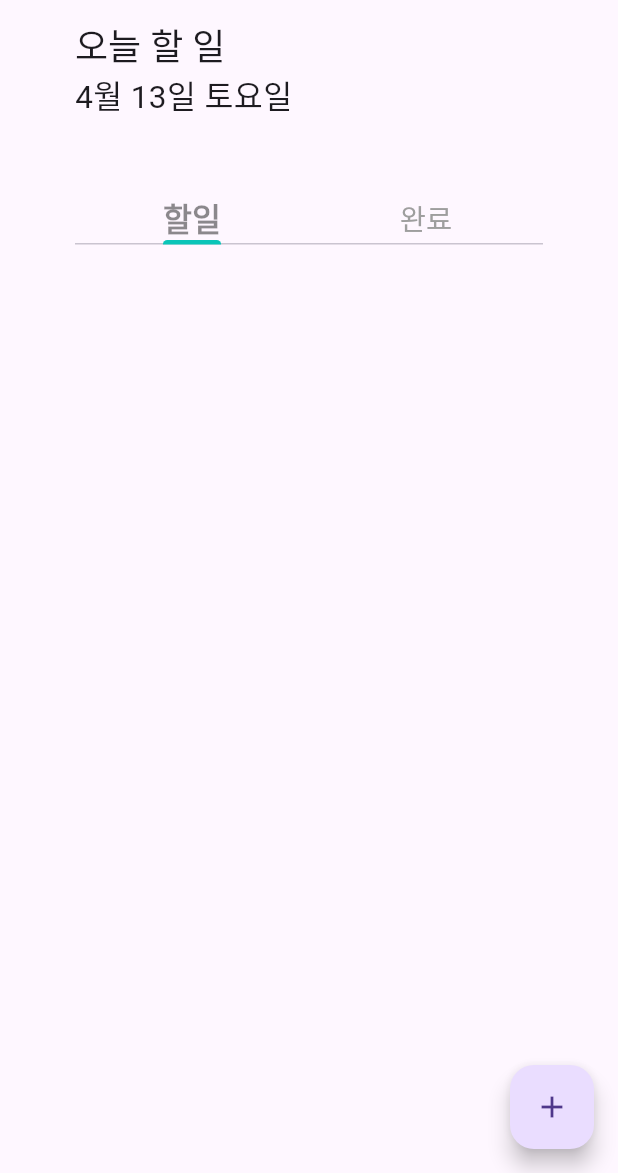
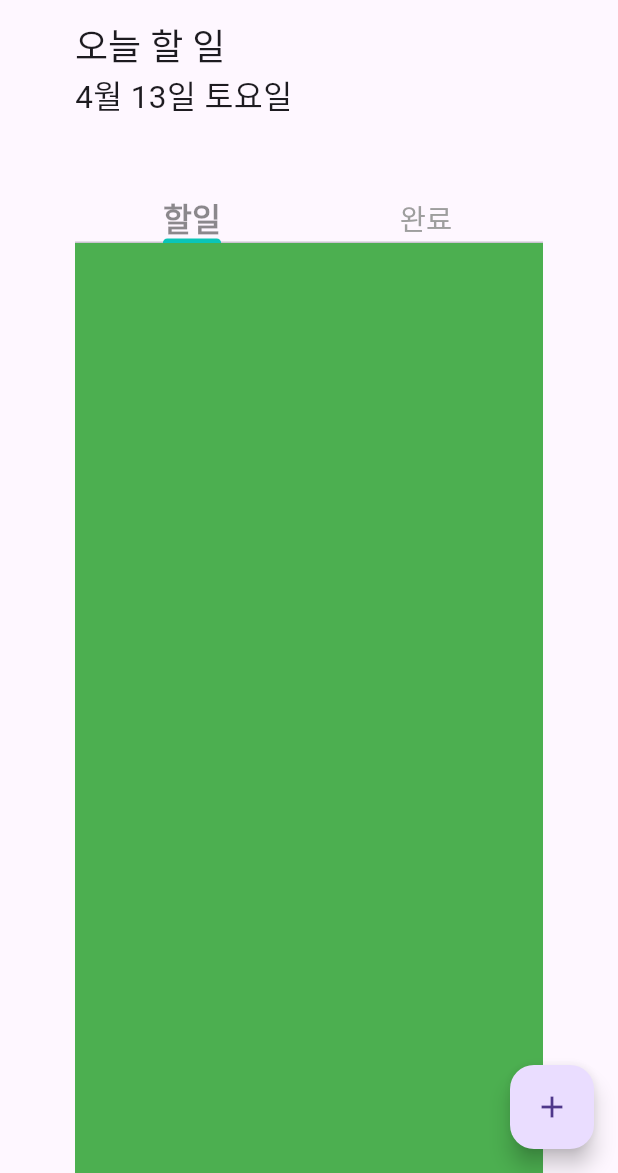
Before and after one commit to beetrbgus/sinchone-flutter, a Flutter app: the screen it shows after launch, on a phone screen of 412 x 824 dp, the part 63-1236 px from its top. Run offline on Flutter 3.47's test engine with Material 3 defaults, Android fonts, the phone set to English and light mode, and no system bars.

Commit message:
feat - 투두 기본 탭 생성

```diff
--- a/todo/lib/main.dart
+++ b/todo/lib/main.dart
@@ -1,5 +1,5 @@
 import 'package:flutter/material.dart';
-import 'package:todo/todo.dart';
+import 'package:todo/todoMain.dart';
 
 void main() {
   runApp(const MyApp());
@@ -35,7 +35,7 @@ class _MyHomePageState extends State<MyHomePage> {
   @override
   Widget build(BuildContext context) {
     return const MaterialApp(
-      home: Todo(),
+      home: TodoMain(),
     );
   }
 }
--- /dev/null
+++ b/todo/lib/models/todo.dart
@@ -0,0 +1,17 @@
+class Todo {
+  final String content;
+  final DateTime deadline;
+
+  Todo({
+    required this.content,
+    required this.deadline,
+  });
+}
+
+enum Catetory {
+  today,
+  important,
+  planned,
+  work,
+  ;
+}
--- a/todo/lib/todo.dart
+++ b/todo/lib/todoMain.dart
@@ -1,18 +1,17 @@
 import 'package:flutter/material.dart';
-import 'package:flutter/widgets.dart';
 import 'package:intl/intl.dart';
 import 'package:todo/weekday.dart';
 
 final dateformatter = DateFormat("yyyy-MM-dd");
 
-class Todo extends StatefulWidget {
-  const Todo({super.key});
+class TodoMain extends StatefulWidget {
+  const TodoMain({super.key});
 
   @override
   State<StatefulWidget> createState() => _TodoState();
 }
 
-class _TodoState extends State<Todo> with SingleTickerProviderStateMixin {
+class _TodoState extends State<TodoMain> with SingleTickerProviderStateMixin {
   String _nowDay() {
     var now = DateTime.now();
     WeekDay weekDay = WeekDay.fromCode(now.weekday);
@@ -20,20 +19,20 @@ class _TodoState extends State<Todo> with SingleTickerProviderStateMixin {
     return "${now.month}월 ${now.day}일 ${weekDay.displayName}";
   }
 
-  late TabController tabController;
+  late TabController _tabController;
 
   @override
   void initState() {
-    tabController = TabController(
-      length: 3,
+    _tabController = TabController(
+      length: 2,
       vsync: this,
-      initialIndex: 0,
     );
+    super.initState();
   }
 
   @override
   void dispose() {
-    tabController.dispose();
+    _tabController.dispose();
     super.dispose();
   }
 
@@ -62,7 +61,7 @@ class _TodoState extends State<Todo> with SingleTickerProviderStateMixin {
               height: 50,
             ),
             TabBar(
-              controller: tabController,
+              controller: _tabController,
               labelColor: Colors.black45,
               labelStyle: const TextStyle(
                 fontWeight: FontWeight.bold,
@@ -72,7 +71,7 @@ class _TodoState extends State<Todo> with SingleTickerProviderStateMixin {
               unselectedLabelStyle: const TextStyle(
                 fontSize: 19,
               ),
-              indicatorWeight: 3,
+              indicatorWeight: 2,
               indicatorColor: const Color.fromARGB(255, 10, 197, 184),
               tabs: const [
                 Tab(
@@ -85,6 +84,19 @@ class _TodoState extends State<Todo> with SingleTickerProviderStateMixin {
                 ),
               ],
             ),
+            Expanded(
+              child: TabBarView(
+                controller: _tabController,
+                children: [
+                  Container(
+                    color: Colors.green,
+                  ),
+                  Container(
+                    color: Colors.blue[200],
+                  ),
+                ],
+              ),
+            ),
           ],
         ),
       ),
--- a/todo/lib/weekday.dart
+++ b/todo/lib/weekday.dart
@@ -17,7 +17,9 @@ enum WeekDay {
   });
 
   static WeekDay fromCode(int code) {
-    return WeekDay.values
-        .firstWhere((d) => d.code == code, orElse: () => WeekDay.monday);
+    return WeekDay.values.firstWhere(
+      (d) => d.code == code,
+      orElse: () => WeekDay.monday,
+    );
   }
 }
```
Also changed, not shown: todo/lib/todo_list/todo_item.dart (added, +31 -0 lines), todo/lib/todo_list/todo_list.dart (added, +26 -0 lines).
